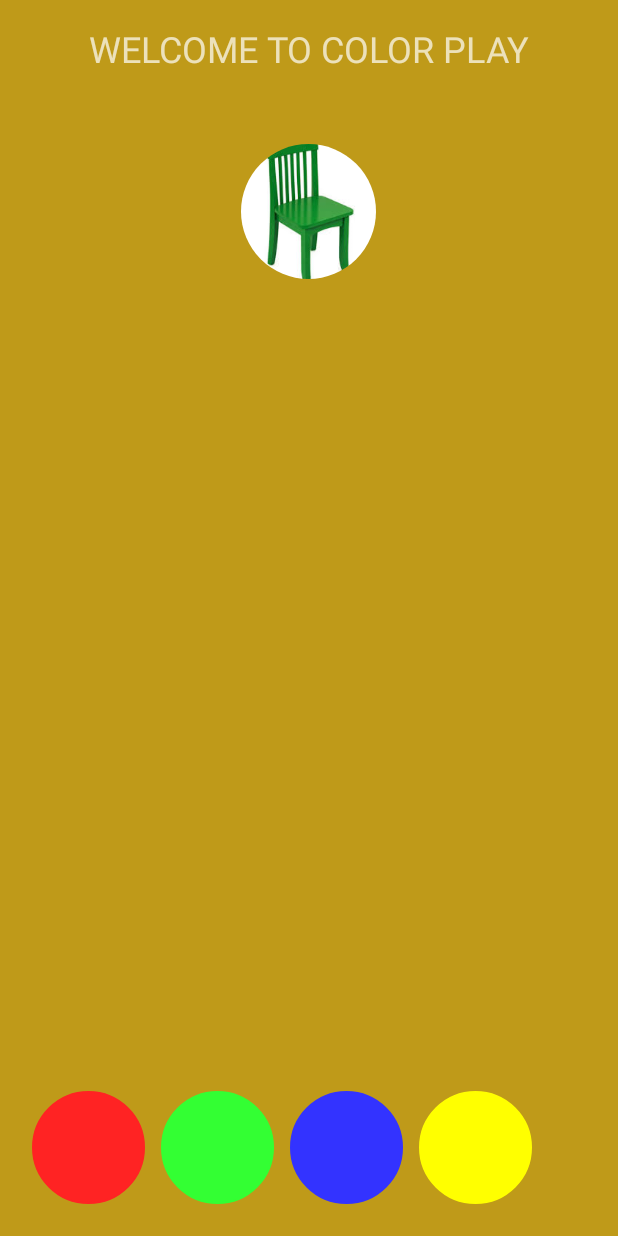
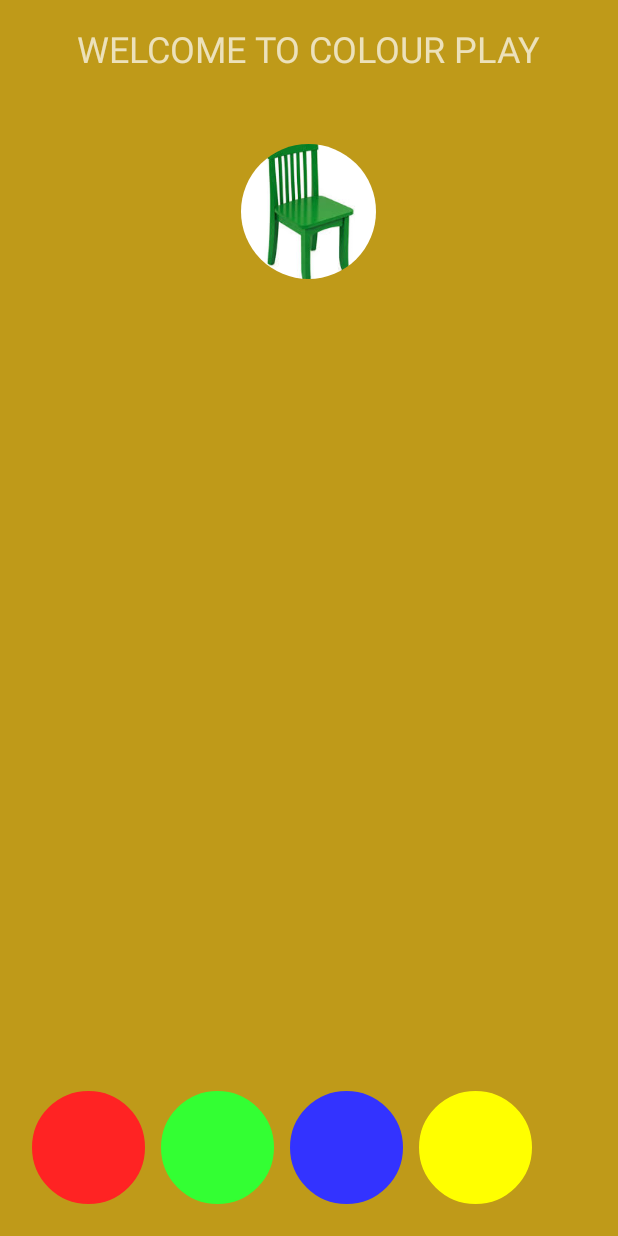
Before and after one commit to rajat2797/kidsplay, an Android app: the screen it shows after launch (IntroActivity), on a phone screen of 412 x 824 dp. Run offline under Robolectric (Android 15) with nearby library versions, the phone set to English and light mode, and no system bars; our stand-ins replace CircleImageView.

Commit message:
changed name

```diff
--- a/app/src/main/res/layout/activity_intro.xml
+++ b/app/src/main/res/layout/activity_intro.xml
@@ -72,7 +72,7 @@
         android:layout_height="wrap_content"
         android:layout_alignParentTop="true"
         android:layout_centerHorizontal="true"
-        android:text="WELCOME TO COLOR PLAY"
+        android:text="WELCOME TO COLOUR PLAY"
         android:textSize="24sp" />
 
 </RelativeLayout>
```
